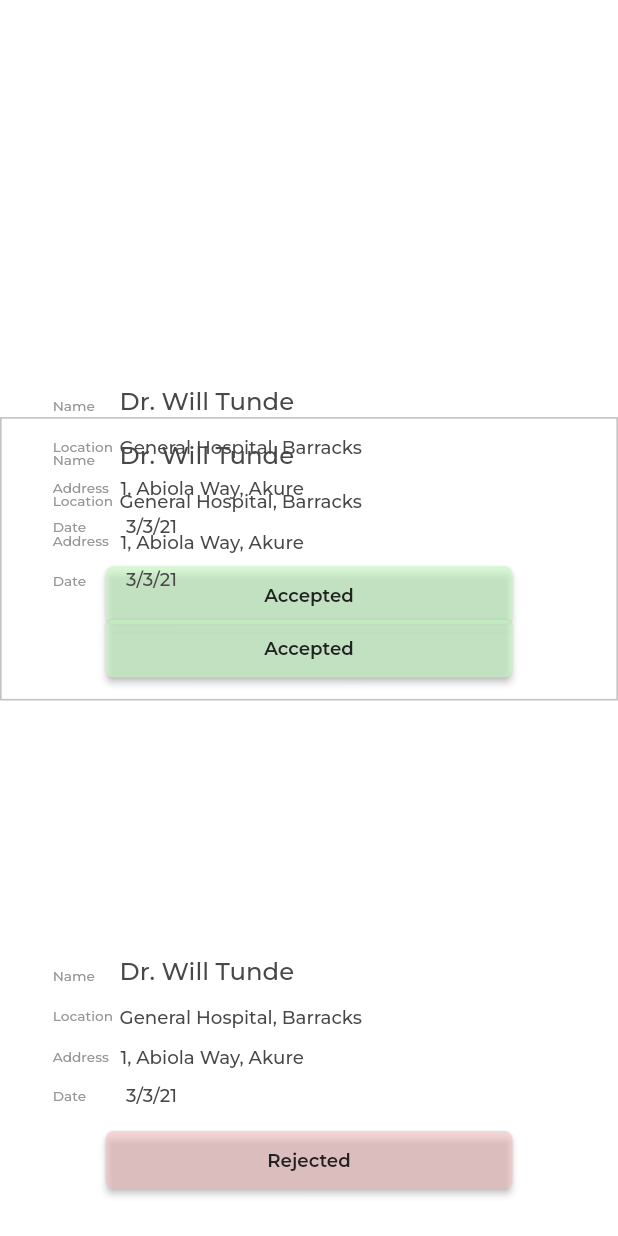
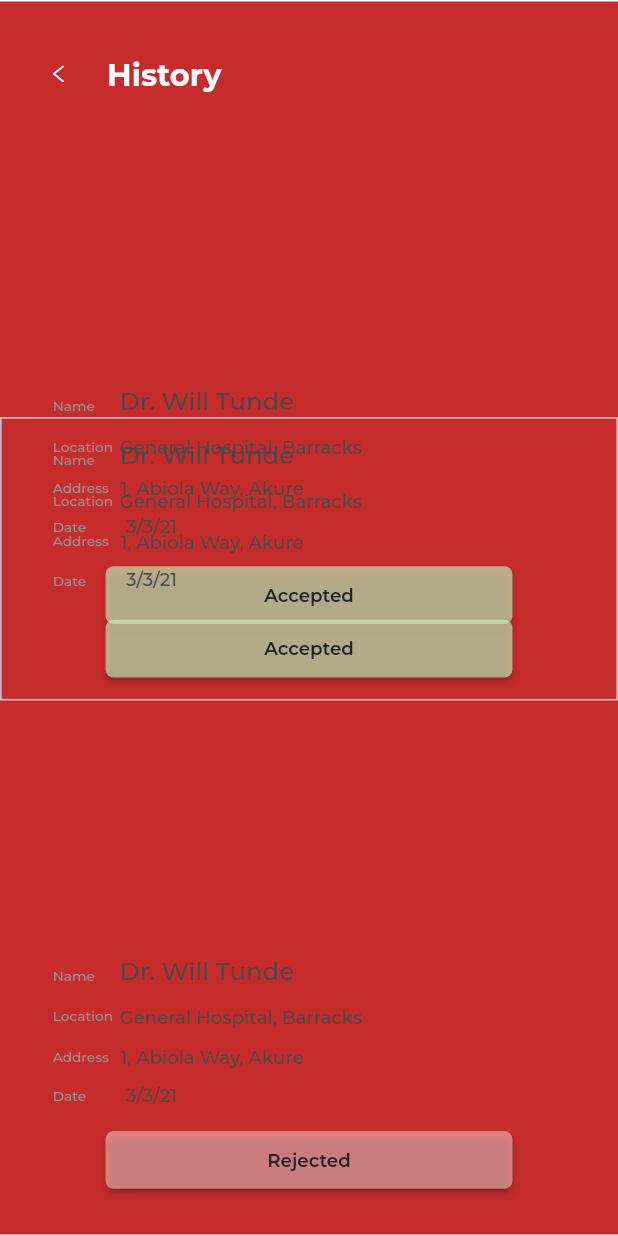
Before and after one commit to Prahlad77044/bdc-v1.0.2, a Flutter app: the HistoryScreen screen opened by its route, on a phone screen of 412 x 824 dp. Run offline on Flutter 3.47's test engine with Material 2 defaults, Android fonts, the phone set to English and light mode, and no system bars; our stand-ins replace cached_network_image, flutter_svg, font_awesome_flutter; project files that could hold a hidden picture were left out.

Commit message:
Update history_screen.dart

```diff
--- a/lib/presentation/history_screen/history_screen.dart
+++ b/lib/presentation/history_screen/history_screen.dart
@@ -24,7 +24,7 @@ class HistoryScreen extends StatelessWidget {
                                   width: double.maxFinite,
                                   padding: EdgeInsets.symmetric(
                                       horizontal: 32.h, vertical: 36.v),
-
+                                  decoration: AppDecoration.fillPrimary,
                                   child: Row(
                                       crossAxisAlignment:
                                           CrossAxisAlignment.start,
```
